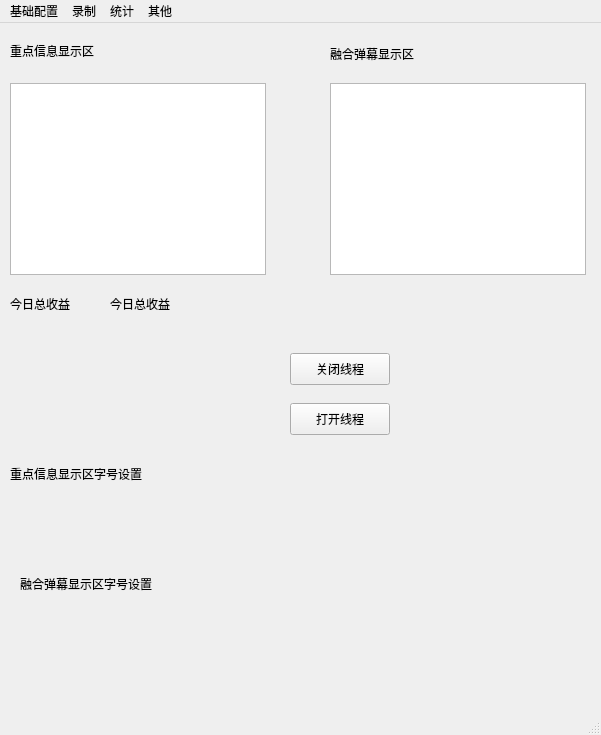
Old version of the form src/ui/mainwindow.ui in the repository 1171511595/M7GA.
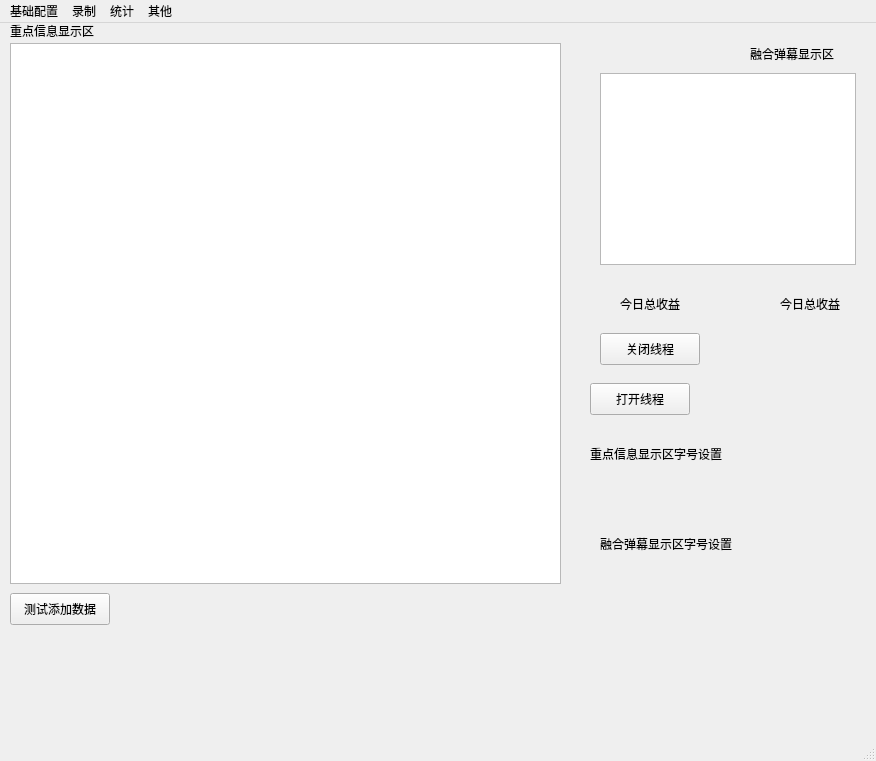
New version of the form.

The edit to the form file:
```diff
--- a/src/ui/mainwindow.ui
+++ b/src/ui/mainwindow.ui
@@ -6,8 +6,8 @@
    <rect>
     <x>0</x>
     <y>0</y>
-    <width>601</width>
-    <height>735</height>
+    <width>876</width>
+    <height>761</height>
    </rect>
   </property>
   <property name="windowTitle">
@@ -17,8 +17,8 @@
    <widget class="QListView" name="listView">
     <property name="geometry">
      <rect>
-      <x>330</x>
-      <y>60</y>
+      <x>600</x>
+      <y>50</y>
       <width>256</width>
       <height>192</height>
      </rect>
@@ -27,7 +27,7 @@
    <widget class="QLabel" name="label">
     <property name="geometry">
      <rect>
-      <x>330</x>
+      <x>750</x>
       <y>20</y>
       <width>91</width>
       <height>21</height>
@@ -41,7 +41,7 @@
     <property name="geometry">
      <rect>
       <x>10</x>
-      <y>20</y>
+      <y>0</y>
       <width>91</width>
       <height>16</height>
      </rect>
@@ -50,20 +50,10 @@
      <string>重点信息显示区</string>
     </property>
    </widget>
-   <widget class="QListView" name="listView_2">
-    <property name="geometry">
-     <rect>
-      <x>10</x>
-      <y>60</y>
-      <width>256</width>
-      <height>192</height>
-     </rect>
-    </property>
-   </widget>
    <widget class="QLabel" name="label_3">
     <property name="geometry">
      <rect>
-      <x>10</x>
+      <x>620</x>
       <y>270</y>
       <width>71</width>
       <height>21</height>
@@ -76,7 +66,7 @@
    <widget class="QLabel" name="label_4">
     <property name="geometry">
      <rect>
-      <x>110</x>
+      <x>780</x>
       <y>270</y>
       <width>71</width>
       <height>21</height>
@@ -89,8 +79,8 @@
    <widget class="QLabel" name="label_5">
     <property name="geometry">
      <rect>
-      <x>10</x>
-      <y>430</y>
+      <x>590</x>
+      <y>410</y>
       <width>141</width>
       <height>41</height>
      </rect>
@@ -102,8 +92,8 @@
    <widget class="QLabel" name="label_6">
     <property name="geometry">
      <rect>
-      <x>20</x>
-      <y>540</y>
+      <x>600</x>
+      <y>500</y>
       <width>141</width>
       <height>41</height>
      </rect>
@@ -115,8 +105,8 @@
    <widget class="QPushButton" name="pushButton">
     <property name="geometry">
      <rect>
-      <x>290</x>
-      <y>330</y>
+      <x>600</x>
+      <y>310</y>
       <width>100</width>
       <height>32</height>
      </rect>
@@ -128,8 +118,8 @@
    <widget class="QPushButton" name="pushButton_2">
     <property name="geometry">
      <rect>
-      <x>290</x>
-      <y>380</y>
+      <x>590</x>
+      <y>360</y>
       <width>100</width>
       <height>32</height>
      </rect>
@@ -138,13 +128,36 @@
      <string>打开线程</string>
     </property>
    </widget>
+   <widget class="QPushButton" name="pushButton_3">
+    <property name="geometry">
+     <rect>
+      <x>10</x>
+      <y>570</y>
+      <width>100</width>
+      <height>32</height>
+     </rect>
+    </property>
+    <property name="text">
+     <string>测试添加数据</string>
+    </property>
+   </widget>
+   <widget class="QTableWidget" name="tableWidget_normalMsg">
+    <property name="geometry">
+     <rect>
+      <x>10</x>
+      <y>20</y>
+      <width>551</width>
+      <height>541</height>
+     </rect>
+    </property>
+   </widget>
   </widget>
   <widget class="QMenuBar" name="menubar">
    <property name="geometry">
     <rect>
      <x>0</x>
      <y>0</y>
-     <width>601</width>
+     <width>876</width>
      <height>34</height>
     </rect>
    </property>
```
